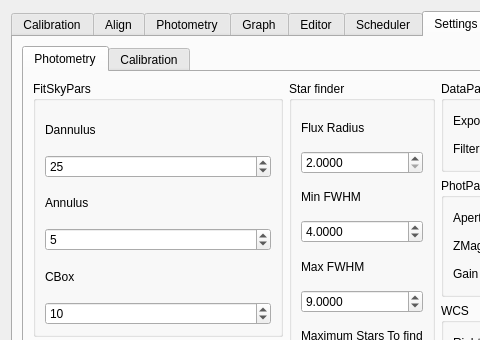
Qt form myraf.ui (yucelkilic/myrafproject) before a commit; both pictures show x 0 to 480 and y 0 to 340 of the 800 by 660 pixel window.
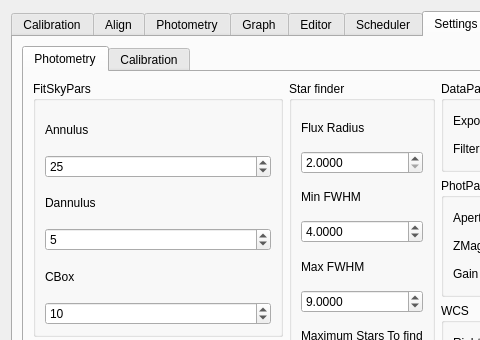
The same form after that commit. The open tabs and pages were chosen to show the change. Icons and pictures are not drawn. Custom widgets are drawn as their Qt base class.

Commit message: Annulus and Dannulus values changed and fixed.

The edit to the form file:
```diff
--- a/myraf.ui
+++ b/myraf.ui
@@ -2932,40 +2932,7 @@
               <string>FitSkyPars</string>
              </property>
              <layout class="QGridLayout" name="gridLayout_59">
-              <item row="0" column="0">
-               <widget class="QLabel" name="label_42">
-                <property name="text">
-                 <string>Dannulus</string>
-                </property>
-                <property name="alignment">
-                 <set>Qt::AlignLeading|Qt::AlignLeft|Qt::AlignVCenter</set>
-                </property>
-               </widget>
-              </item>
-              <item row="1" column="0">
-               <widget class="QDoubleSpinBox" name="doubleSpinBox">
-                <property name="decimals">
-                 <number>0</number>
-                </property>
-                <property name="maximum">
-                 <double>1000.000000000000000</double>
-                </property>
-                <property name="value">
-                 <double>25.000000000000000</double>
-                </property>
-               </widget>
-              </item>
               <item row="2" column="0">
-               <widget class="QLabel" name="label_40">
-                <property name="text">
-                 <string>Annulus</string>
-                </property>
-                <property name="alignment">
-                 <set>Qt::AlignLeading|Qt::AlignLeft|Qt::AlignVCenter</set>
-                </property>
-               </widget>
-              </item>
-              <item row="3" column="0">
                <widget class="QDoubleSpinBox" name="doubleSpinBox_2">
                 <property name="decimals">
                  <number>0</number>
@@ -2974,11 +2941,11 @@
                  <double>1000.000000000000000</double>
                 </property>
                 <property name="value">
-                 <double>5.000000000000000</double>
+                 <double>25.000000000000000</double>
                 </property>
                </widget>
               </item>
-              <item row="4" column="0">
+              <item row="7" column="0">
                <widget class="QLabel" name="label_46">
                 <property name="text">
                  <string>CBox</string>
@@ -2988,7 +2955,7 @@
                 </property>
                </widget>
               </item>
-              <item row="5" column="0">
+              <item row="8" column="0">
                <widget class="QDoubleSpinBox" name="doubleSpinBox_3">
                 <property name="decimals">
                  <number>0</number>
@@ -3001,6 +2968,39 @@
                 </property>
                </widget>
               </item>
+              <item row="4" column="0">
+               <widget class="QLabel" name="label_42">
+                <property name="text">
+                 <string>Dannulus</string>
+                </property>
+                <property name="alignment">
+                 <set>Qt::AlignLeading|Qt::AlignLeft|Qt::AlignVCenter</set>
+                </property>
+               </widget>
+              </item>
+              <item row="5" column="0">
+               <widget class="QDoubleSpinBox" name="doubleSpinBox">
+                <property name="decimals">
+                 <number>0</number>
+                </property>
+                <property name="maximum">
+                 <double>1000.000000000000000</double>
+                </property>
+                <property name="value">
+                 <double>5.000000000000000</double>
+                </property>
+               </widget>
+              </item>
+              <item row="1" column="0">
+               <widget class="QLabel" name="label_40">
+                <property name="text">
+                 <string>Annulus</string>
+                </property>
+                <property name="alignment">
+                 <set>Qt::AlignLeading|Qt::AlignLeft|Qt::AlignVCenter</set>
+                </property>
+               </widget>
+              </item>
              </layout>
             </widget>
            </item>
@@ -3871,8 +3871,8 @@
                <rect>
                 <x>0</x>
                 <y>0</y>
-                <width>96</width>
-                <height>26</height>
+                <width>73</width>
+                <height>16</height>
                </rect>
               </property>
               <attribute name="label">
@@ -3885,8 +3885,8 @@
                <rect>
                 <x>0</x>
                 <y>0</y>
-                <width>96</width>
-                <height>26</height>
+                <width>100</width>
+                <height>30</height>
                </rect>
               </property>
               <attribute name="label">
@@ -3899,7 +3899,7 @@
                <rect>
                 <x>0</x>
                 <y>0</y>
-                <width>96</width>
+                <width>95</width>
                 <height>95</height>
                </rect>
               </property>
@@ -3917,8 +3917,8 @@
                    <rect>
                     <x>0</x>
                     <y>0</y>
-                    <width>96</width>
-                    <height>26</height>
+                    <width>79</width>
+                    <height>79</height>
                    </rect>
                   </property>
                  </widget>
@@ -3931,8 +3931,8 @@
                <rect>
                 <x>0</x>
                 <y>0</y>
-                <width>96</width>
-                <height>26</height>
+                <width>100</width>
+                <height>30</height>
                </rect>
               </property>
               <attribute name="label">
@@ -3945,8 +3945,8 @@
                <rect>
                 <x>0</x>
                 <y>0</y>
-                <width>96</width>
-                <height>26</height>
+                <width>100</width>
+                <height>30</height>
                </rect>
               </property>
               <attribute name="label">
```
The commit also changes 2 other files.
